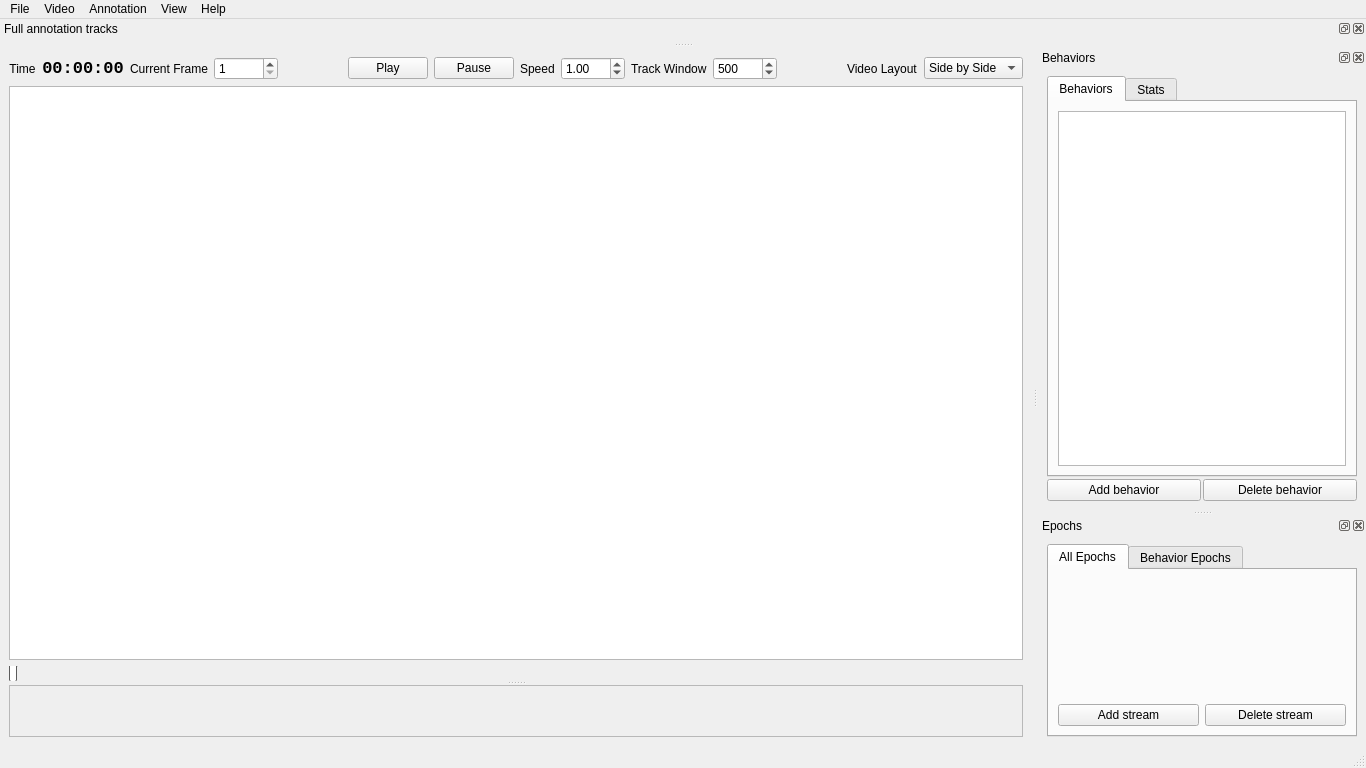
The window that bannotator/ui/mainwindow.ui (hsingchien/Bannotator) describes before a commit, drawn with Qt 5.
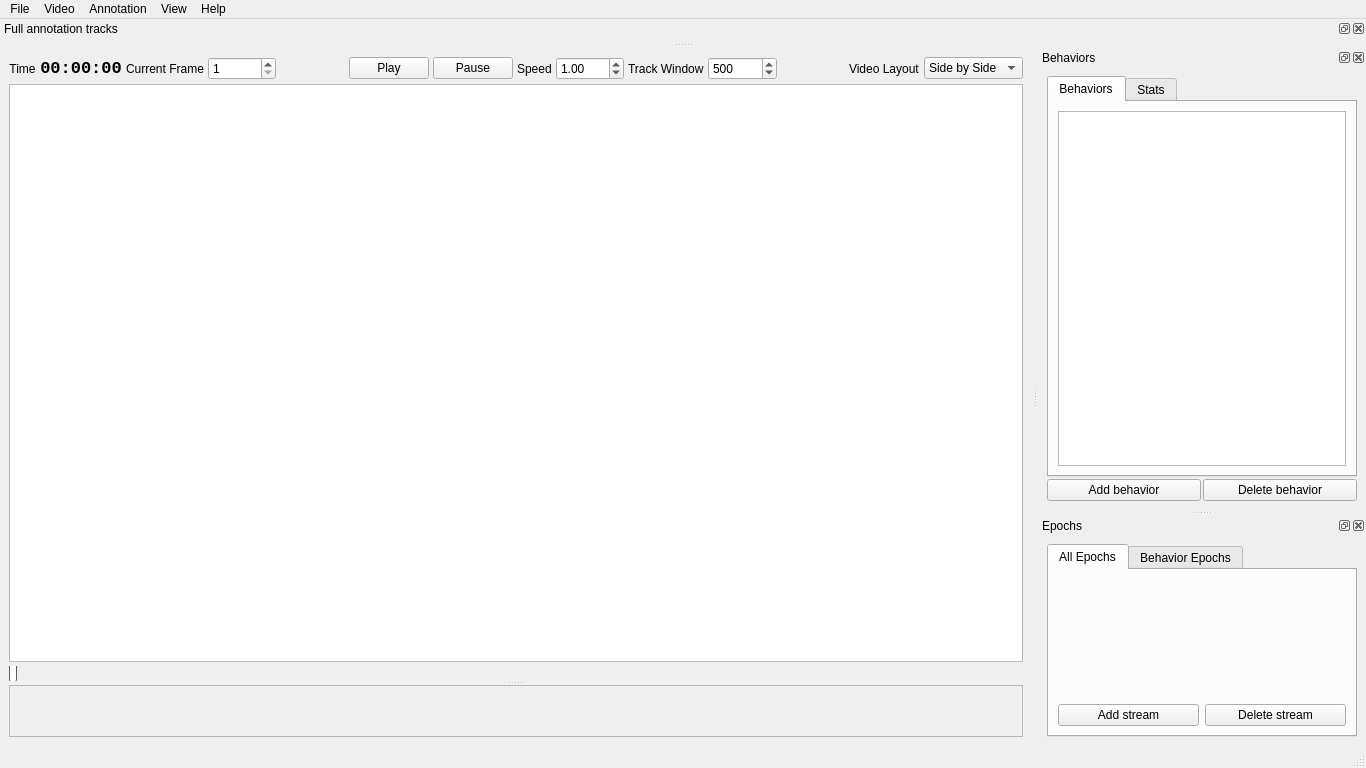
The same window after the commit. Custom widgets are drawn as their Qt base class.

Commit message: video stretch and arrangement

```diff
--- a/bannotator/ui/mainwindow.ui
+++ b/bannotator/ui/mainwindow.ui
@@ -26,8 +26,11 @@
       <property name="orientation">
        <enum>Qt::Vertical</enum>
       </property>
-      <widget class="QWidget" name="">
-       <layout class="QVBoxLayout" name="video_area_vlayout">
+      <widget class="QWidget" name="layoutWidget">
+       <layout class="QVBoxLayout" name="display_layout" stretch="0,4,0">
+        <property name="spacing">
+         <number>4</number>
+        </property>
         <item>
          <layout class="QHBoxLayout" name="video_control_hlayout" stretch="0,1,0,1,1,0,0,0,1,0,1,1,0,1">
           <item>
```
The commit also changes 4 other files.
